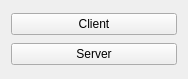
This is choice.ui in starchimpsgroup/evcc as Qt 5 draws it before an edit. The edited form follows.
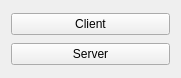
This is the edited form.

The edit to the form file:
```diff
--- a/choice.ui
+++ b/choice.ui
@@ -6,8 +6,8 @@
    <rect>
     <x>0</x>
     <y>0</y>
-    <width>188</width>
-    <height>79</height>
+    <width>181</width>
+    <height>78</height>
    </rect>
   </property>
   <property name="windowTitle">
```
